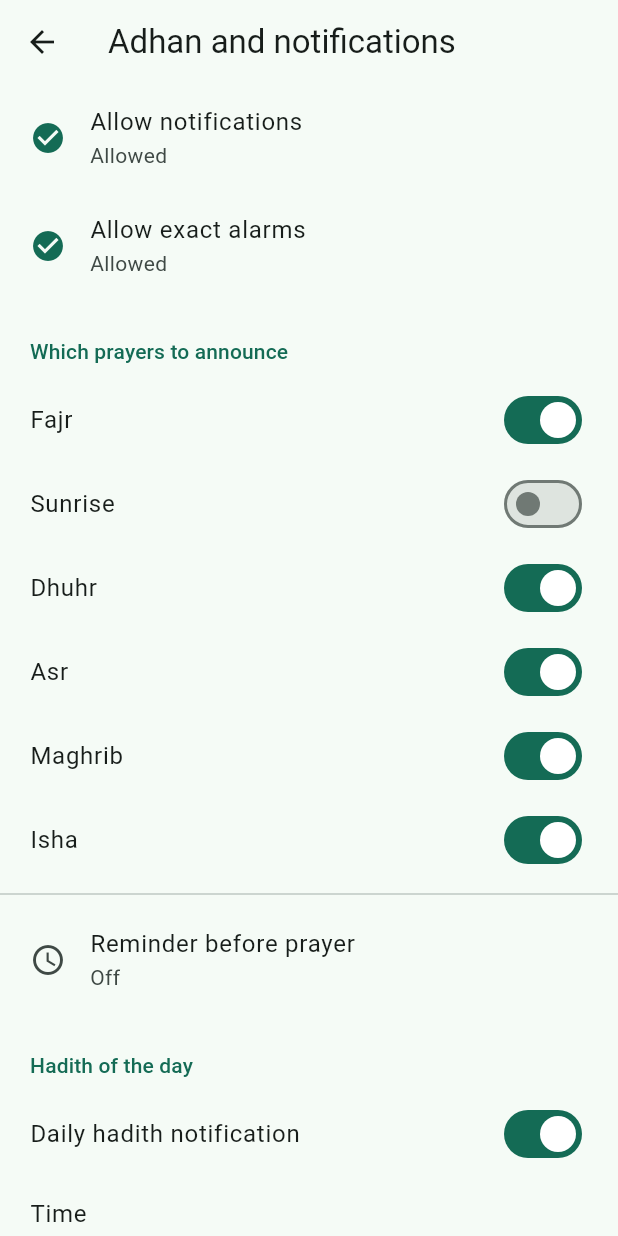
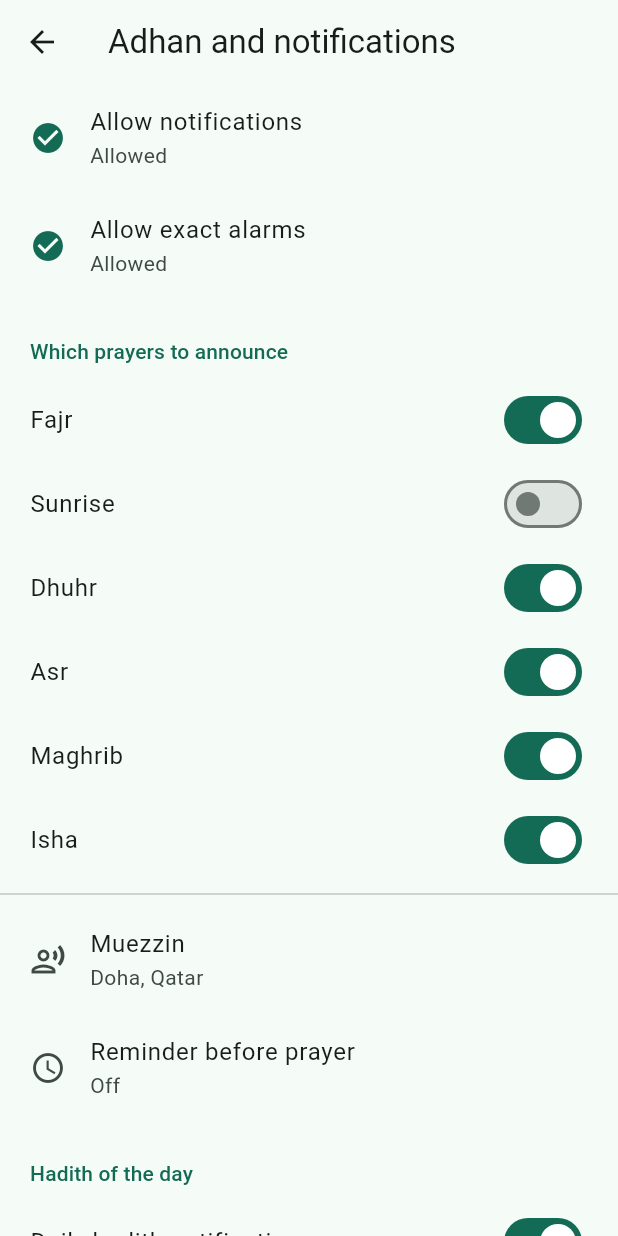
Before and after one commit to nwctr1nity/MyFaith, a Flutter app: the NotificationsScreen screen opened directly, on a phone screen of 412 x 824 dp. Run offline on Flutter 3.47's test engine with Material 3 defaults, Android fonts, the phone set to English and light mode, and no system bars; our stand-ins replace flutter_compass, flutter_local_notifications, flutter_riverpod, flutter_timezone, geolocator, hijri and 5 more; missing offline and left inert: adhan_dart; accounts and stored records are empty; statements that could not run were skipped.

Commit message:
Let the user choose the muezzin; play the Doha recordings
Each prayer gets its own recording from the Doha set. The earlier
recordings are removed.

Co-Authored-By: Claude Fable 5.2 <noreply@anthropic.com>
Claude-Session: https://claude.ai/code/session_01B8Ug9366CVfvu2TyTToFeS

```diff
--- /dev/null
+++ b/lib/core/content/muezzins.dart
@@ -0,0 +1,47 @@
+import '../prayer/prayer_calculator.dart';
+
+/// A set of adhan recordings the user can choose.
+class Muezzin {
+  const Muezzin({
+    required this.id,
+    required this.names,
+    required this.fajr,
+    required this.other,
+    this.perPrayer = const {},
+  });
+
+  final String id;
+
+  /// Name by language code, with 'en' as the fallback.
+  final Map<String, String> names;
+
+  /// Recordings, as names of files in `android/.../res/raw`.
+  final String fajr;
+  final String other;
+
+  /// Recordings made for one prayer, where the set has them.
+  final Map<PrayerSlot, String> perPrayer;
+
+  String name(String languageCode) => names[languageCode] ?? names['en']!;
+
+  String sound(PrayerSlot slot) =>
+      slot == PrayerSlot.fajr ? fajr : perPrayer[slot] ?? other;
+}
+
+/// The first one is the default.
+const muezzins = <Muezzin>[
+  Muezzin(
+    id: 'doha',
+    names: {'ru': 'Доха, Катар', 'en': 'Doha, Qatar', 'ar': 'الدوحة، قطر'},
+    fajr: 'azan_doha_fajr',
+    other: 'azan_doha_dhuhr',
+    perPrayer: {
+      PrayerSlot.asr: 'azan_doha_asr',
+      PrayerSlot.maghrib: 'azan_doha_maghrib',
+      PrayerSlot.isha: 'azan_doha_isha',
+    },
+  ),
+];
+
+Muezzin muezzinById(String? id) =>
+    muezzins.firstWhere((m) => m.id == id, orElse: () => muezzins.first);
--- a/lib/features/more/notifications_screen.dart
+++ b/lib/features/more/notifications_screen.dart
@@ -1,6 +1,7 @@
 import 'package:flutter_riverpod/flutter_riverpod.dart';
 import 'package:material_ui/material_ui.dart';
 
+import '../../core/content/muezzins.dart';
 import '../../core/prayer/prayer_calculator.dart';
 import '../../l10n/app_localizations.dart';
 import '../../services/notification_service.dart';
@@ -118,6 +119,20 @@ class _NotificationsScreenState extends ConsumerState<NotificationsScreen>
             ),
           const Divider(),
           ListTile(
+            leading: const Icon(Icons.record_voice_over_outlined),
+            title: Text(l.muezzin),
+            subtitle: Text(
+              muezzinById(settings.muezzinId).name(l.localeName),
+            ),
+            onTap: () => pickOption<String>(
+              context,
+              title: l.muezzin,
+              selected: muezzinById(settings.muezzinId).id,
+              options: {for (final m in muezzins) m.id: m.name(l.localeName)},
+              onSelected: (id) => controller.setValue('muezzin', id),
+            ),
+          ),
+          ListTile(
             leading: const Icon(Icons.schedule),
             title: Text(l.reminderBefore),
             subtitle: Text(reminderLabel(settings.reminderMinutes)),
--- a/lib/l10n/app_ar.arb
+++ b/lib/l10n/app_ar.arb
@@ -183,7 +183,8 @@
   "sourcesQuran": "نص القرآن: مجمع الملك فهد، الرسم العثماني برواية حفص. الترجمات: إلمير قولييف (الروسية)، صحيح إنترناشيونال (الإنجليزية). التفسير: المختصر، مركز تفسير للدراسات القرآنية.",
   "sourcesHadith": "الحديث: صحيح البخاري. الترجمة الإنجليزية لمحسن خان والروسية لعبد الله نيرشا. يُختار حديث اليوم تلقائيًا من الأحاديث القصيرة.",
   "sourcesOther": "مواقيت الصلاة: adhan_dart. المدن: GeoNames، CC BY 4.0. الخط العربي: Amiri Quran برخصة SIL Open Font. جُمعت البيانات من المشاريع المفتوحة quran-api و hadith-api و tafsir_api. الترجمات ملك لأصحابها وتُستخدم هنا للقراءة الشخصية غير التجارية. النطق بالحروف اللاتينية من quran-api. ألوان التجويد يستخرجها التطبيق من علامات الرسم العثماني ولا تغني عن التلقي من معلم. التلاوات تُبث من everyayah.com وتحتاج إلى الإنترنت.",
-  "sourcesAdhan": "الأذان بصوت الشيخ عبد الله بن أحمد بن عبد الرحمن باعفيف.",
+  "sourcesAdhan": "الأذان: تسجيلات من الدوحة (قطر) بين عامي 2013 و2014. المصدر: أرشيف الإنترنت، ملكية عامة.",
+  "muezzin": "المؤذن",
   "channelAdhanFajr": "أذان الفجر",
   "testAdhanFajr": "تشغيل أذان الفجر",
   "syncPending": "الإشعارات المجدولة: {count}",
--- a/lib/l10n/app_en.arb
+++ b/lib/l10n/app_en.arb
@@ -339,7 +339,8 @@
   "sourcesQuran": "Quran text: King Fahd Complex, Uthmani script, Hafs. Translations: Elmir Kuliev (Russian), Saheeh International (English). Tafsir: Al-Mukhtasar, Tafsir Center for Quranic Studies.",
   "sourcesHadith": "Hadith: Sahih al-Bukhari. English by Muhsin Khan, Russian by Abdullah Nirsha. The hadith of the day is picked automatically from the shorter narrations.",
   "sourcesOther": "Prayer times: adhan_dart. Cities: GeoNames, CC BY 4.0. Arabic font: Amiri Quran, SIL Open Font License. Data collected from the open projects quran-api, hadith-api and tafsir_api. The translations belong to their authors and are used here for personal, non-commercial reading. Transliteration: quran-api (Latin); the Cyrillic one is derived from it automatically and is only a reading aid. Tajweed colours are derived by the app from the marks of the Uthmani text and do not replace learning with a teacher. Recitations are streamed from everyayah.com and need an internet connection. Dhikr, dua and the 99 names give their hadith sources on each card.",
-  "sourcesAdhan": "The adhan is recited by Sheikh Abdullah ibn Ahmad ibn Abdurrahman Ba-Afif.",
+  "sourcesAdhan": "Adhan: recordings from Doha, Qatar, made in 2013–2014. Source: Internet Archive, public domain.",
+  "muezzin": "Muezzin",
   "channelAdhanFajr": "Fajr adhan",
   "testAdhanFajr": "Play the Fajr adhan",
   "syncPending": "Notifications scheduled: {count}",
--- a/lib/l10n/app_localizations.dart
+++ b/lib/l10n/app_localizations.dart
@@ -1201,8 +1201,14 @@ abstract class AppLocalizations {
   /// No description provided for @sourcesAdhan.
   ///
   /// In en, this message translates to:
-  /// **'The adhan is recited by Sheikh Abdullah ibn Ahmad ibn Abdurrahman Ba-Afif.'**
+  /// **'Adhan: recordings from Doha, Qatar, made in 2013–2014. Source: Internet Archive, public domain.'**
   String get sourcesAdhan;
+
+  /// No description provided for @muezzin.
+  ///
+  /// In en, this message translates to:
+  /// **'Muezzin'**
+  String get muezzin;
 
   /// No description provided for @channelAdhanFajr.
   ///
--- a/lib/l10n/app_localizations_ar.dart
+++ b/lib/l10n/app_localizations_ar.dart
@@ -612,7 +612,10 @@ class AppLocalizationsAr extends AppLocalizations {
 
   @override
   String get sourcesAdhan =>
-      'الأذان بصوت الشيخ عبد الله بن أحمد بن عبد الرحمن باعفيف.';
+      'الأذان: تسجيلات من الدوحة (قطر) بين عامي 2013 و2014. المصدر: أرشيف الإنترنت، ملكية عامة.';
+
+  @override
+  String get muezzin => 'المؤذن';
 
   @override
   String get channelAdhanFajr => 'أذان الفجر';
--- a/lib/l10n/app_localizations_en.dart
+++ b/lib/l10n/app_localizations_en.dart
@@ -620,7 +620,10 @@ class AppLocalizationsEn extends AppLocalizations {
 
   @override
   String get sourcesAdhan =>
-      'The adhan is recited by Sheikh Abdullah ibn Ahmad ibn Abdurrahman Ba-Afif.';
+      'Adhan: recordings from Doha, Qatar, made in 2013–2014. Source: Internet Archive, public domain.';
+
+  @override
+  String get muezzin => 'Muezzin';
 
   @override
   String get channelAdhanFajr => 'Fajr adhan';
--- a/lib/l10n/app_localizations_ru.dart
+++ b/lib/l10n/app_localizations_ru.dart
@@ -621,7 +621,10 @@ class AppLocalizationsRu extends AppLocalizations {
 
   @override
   String get sourcesAdhan =>
-      'Азан читает шейх Абдулла ибн Ахмад ибн Абдуррахман Ба-Афиф.';
+      'Азан: записи из Дохи (Катар), сделанные в 2013–2014 годах. Источник: Internet Archive, общественное достояние.';
+
+  @override
+  String get muezzin => 'Муэдзин';
 
   @override
   String get channelAdhanFajr => 'Азан на фаджр';
--- a/lib/l10n/app_ru.arb
+++ b/lib/l10n/app_ru.arb
@@ -183,7 +183,8 @@
   "sourcesQuran": "Текст Корана: Комплекс имени короля Фахда, усманское письмо, чтение Хафса. Переводы: Эльмир Кулиев (русский), Saheeh International (английский). Тафсир: «Аль-Мухтасар», Центр коранических исследований «Тафсир».",
   "sourcesHadith": "Хадисы: Сахих аль-Бухари. Английский перевод Мухсина Хана, русский Абдуллы Нирши. Хадис дня выбирается автоматически из коротких хадисов.",
   "sourcesOther": "Время молитвы: adhan_dart. Города: GeoNames, CC BY 4.0. Арабский шрифт: Amiri Quran, SIL Open Font License. Данные собраны из открытых проектов quran-api, hadith-api и tafsir_api. Переводы принадлежат их авторам и используются здесь для личного некоммерческого чтения. Транскрипция: quran-api (латиница), кириллица получена из неё автоматически и служит только подсказкой для чтения. Цвета таджвида приложение выводит из знаков усманского письма, они не заменяют обучение с учителем. Записи чтецов загружаются с everyayah.com, для них нужен интернет. У зикров и дуа источник указан на каждой карточке.",
-  "sourcesAdhan": "Азан читает шейх Абдулла ибн Ахмад ибн Абдуррахман Ба-Афиф.",
+  "sourcesAdhan": "Азан: записи из Дохи (Катар), сделанные в 2013–2014 годах. Источник: Internet Archive, общественное достояние.",
+  "muezzin": "Муэдзин",
   "channelAdhanFajr": "Азан на фаджр",
   "testAdhanFajr": "Включить азан фаджра",
   "syncPending": "Запланировано уведомлений: {count}",
--- a/lib/services/notification_service.dart
+++ b/lib/services/notification_service.dart
@@ -14,6 +14,7 @@ class NotificationRequest {
     required this.channel,
     required this.title,
     this.body,
+    this.sound,
   });
 
   final int id;
@@ -21,6 +22,9 @@ class NotificationRequest {
   final NotificationChannel channel;
   final String title;
   final String? body;
+
+  /// For an adhan: the recording to play, a file name in `res/raw`.
+  final String? sound;
 }
 
 enum NotificationChannel { adhan, adhanFajr, reminder, alarm, hadith }
@@ -252,6 +256,7 @@ class LocalNotificationService implements NotificationService {
                   'title': r.title,
                   'body': r.body ?? '',
                   'fajr': r.channel == NotificationChannel.adhanFajr,
+                  'sound': r.sound ?? '',
                 },
           ]),
           'prayers': jsonEncode([for (final p in widget.prayers) p.toJson()]),
@@ -270,6 +275,7 @@ class LocalNotificationService implements NotificationService {
         'title': request.title,
         'body': request.body ?? '',
         'fajr': request.channel == NotificationChannel.adhanFajr,
+        'sound': request.sound ?? '',
       });
       return;
     }
--- a/lib/state/app_settings.dart
+++ b/lib/state/app_settings.dart
@@ -191,6 +191,9 @@ class AppSettings {
     }
     return {for (final name in raw) ?_byName(PrayerSlot.values, name)};
   }
+
+  /// Whose adhan plays, an id from `muezzins`; null is the default one.
+  String? get muezzinId => _data['muezzin'] as String?;
 
   /// Minutes before each prayer for an extra reminder; 0 turns it off.
   int get reminderMinutes => _int('remind', 0, min: 0, max: 60);
--- a/lib/state/notification_sync.dart
+++ b/lib/state/notification_sync.dart
@@ -9,6 +9,7 @@ import 'package:timezone/timezone.dart' as tz;
 
 import '../core/alarms/notification_planner.dart';
 import '../core/content/hadith.dart';
+import '../core/content/muezzins.dart';
 import '../core/prayer/prayer_calculator.dart';
 import '../features/labels.dart';
 import '../l10n/app_localizations.dart';
@@ -47,7 +48,9 @@ List<NotificationRequest> buildRequests({
   required AppLocalizations l,
   required String cityName,
   required List<Hadith> hadiths,
+  Muezzin? muezzin,
 }) {
+  final voice = muezzin ?? muezzins.first;
   final clock = DateFormat.Hm(l.localeName);
   String at(DateTime t) =>
       clock.format(DateTime(t.year, t.month, t.day, t.hour, t.minute));
@@ -70,6 +73,7 @@ List<NotificationRequest> buildRequests({
                 ? l.notifSunriseTitle
                 : l.notifAdhanTitle(prayerName(l, slot)),
             body: l.notifAdhanBody(at(p.time), cityName),
+            sound: voice.sound(slot),
           ),
         );
       case PlannedKind.prayerNotice:
@@ -245,6 +249,7 @@ class NotificationSync {
     final settings = _ref.read(settingsProvider);
     final l = notificationStrings(settings.languageCode);
     final now = DateTime.now();
+    final voice = muezzinById(settings.muezzinId);
     await _ref
         .read(notificationServiceProvider)
         .showNow(
@@ -259,6 +264,7 @@ class NotificationSync {
               DateFormat.Hm(l.localeName).format(now),
               settings.place?.name ?? l.appTitle,
             ),
+            sound: voice.sound(fajr ? PrayerSlot.fajr : PrayerSlot.dhuhr),
           ),
           _names(l),
         );
@@ -297,7 +303,13 @@ class NotificationSync {
         now: now ?? DateTime.now(),
       );
       await service.replaceAll(
-        buildRequests(plan: plan, l: l, cityName: place.name, hadiths: hadiths),
+        buildRequests(
+          plan: plan,
+          l: l,
+          cityName: place.name,
+          hadiths: hadiths,
+          muezzin: muezzinById(settings.muezzinId),
+        ),
         names,
         widget: WidgetData(
           city: place.name,
```
Also changed, not shown: 9 other files.
